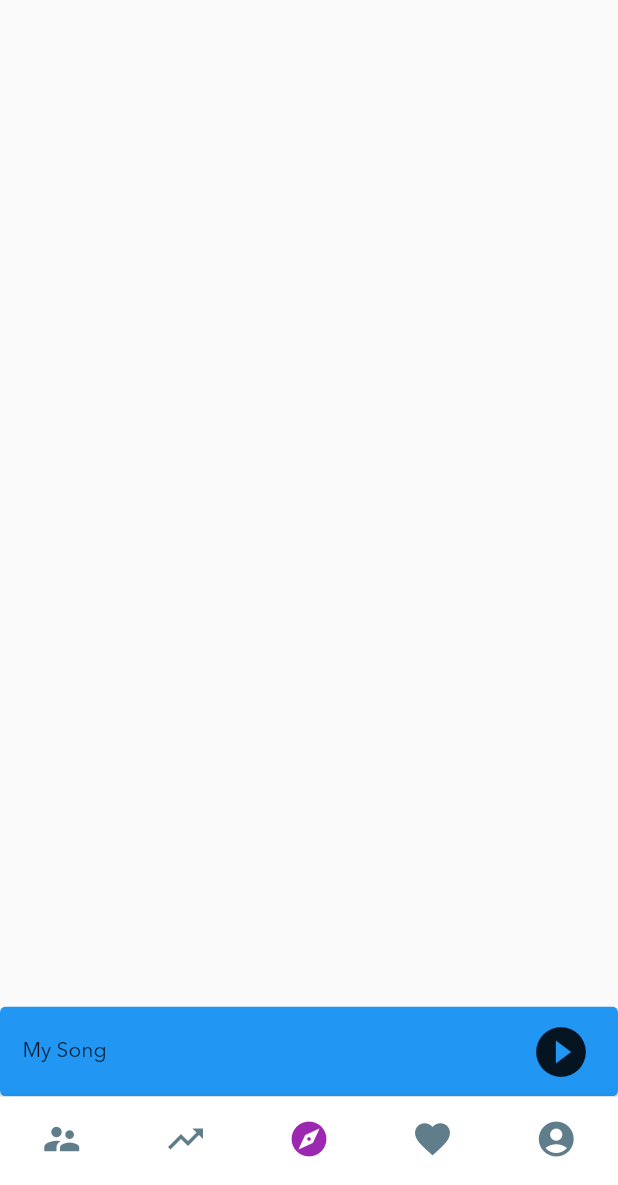
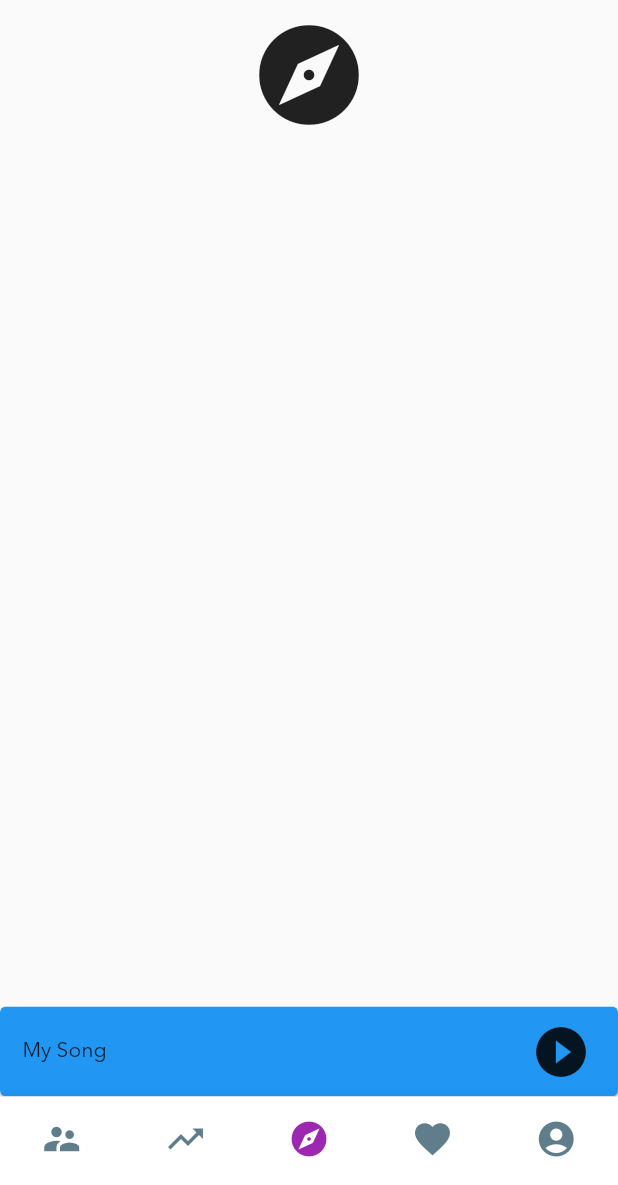
Before and after one commit to Second-Last/audius_flutter_client, a Flutter app: the screen it shows after launch, item 3 of the bottom bar chosen, after a tap on "AUDIUS", on a phone screen of 412 x 824 dp, the part 51-1236 px from its top. Run offline on Flutter 3.47's test engine with Material 2 defaults, Android fonts, the phone set to English and light mode, and no system bars.

Commit message:
Pop all the way back to start upon tapping title

```diff
--- a/lib/components/search_integrated.dart
+++ b/lib/components/search_integrated.dart
@@ -1,4 +1,5 @@
 import 'package:audius_flutter_client/components/searchbar.dart';
+import '../constants.dart';
 import 'package:flutter/material.dart';
 
 class SearchIntegratedPage extends StatelessWidget {
@@ -9,19 +10,30 @@ class SearchIntegratedPage extends StatelessWidget {
 
   @override
   Widget build(BuildContext context) {
-    return Navigator(onGenerateRoute: (settings) {
+    return Navigator(
+      onGenerateRoute: (settings) {
+        late Widget page;
+
+        if (settings.name == routeMain) {
+          page = _Body(mainContent, _topLevelKey);
+        } else {
+          throw Exception('Unknown route: ${settings.name}');
+        }
+
         return MaterialPageRoute<dynamic>(
-        builder: (context) => _Body(mainContent: mainContent),
+          builder: (context) => page,
           settings: settings,
         );
-    });
+      },
+    );
   }
 }
 
 class _Body extends StatefulWidget {
-  _Body({required this.mainContent});
+  _Body(this._mainContent, this._topLevelKey);
 
-  final Widget mainContent;
+  final Widget _mainContent;
+  final GlobalKey<NavigatorState> _topLevelKey;
 
   @override
   __BodyState createState() => __BodyState();
@@ -36,23 +48,24 @@ class __BodyState extends State<_Body> {
       body: Container(
         height: MediaQuery.of(context).size.height,
         width: MediaQuery.of(context).size.width,
-        child: Column(children: [
-          SearchBar(_navigatorKey),
+        child: Column(
+          children: [
+            SearchBar(_navigatorKey, widget._topLevelKey),
             Expanded(
               child: Navigator(
                 key: _navigatorKey,
-              pages: [],
                 onGenerateRoute: (settings) {
                   return MaterialPageRoute<dynamic>(
                     builder: (context) {
-                    return widget.mainContent;
+                      return SingleChildScrollView(child: widget._mainContent);
                     },
                     settings: settings,
                   );
                 },
               ),
             ),
-        ]),
+          ],
+        ),
       ),
     );
   }
--- a/lib/components/searchbar.dart
+++ b/lib/components/searchbar.dart
@@ -3,9 +3,10 @@ import 'package:flutter/material.dart';
 import '../constants.dart';
 
 class SearchBar extends StatefulWidget {
-  SearchBar(this._navigatorKey);
+  SearchBar(this._navigatorKey, this._topLevelKey);
 
   final GlobalKey<NavigatorState> _navigatorKey;
+  final GlobalKey<NavigatorState> _topLevelKey;
 
   @override
   _SearchBarState createState() => _SearchBarState();
@@ -99,7 +100,9 @@ class _SearchBarState extends State<SearchBar> with TickerProviderStateMixin {
                     color: audiusColor,
                   ),
                 ),
-                onTap: () => widget._navigatorKey.currentState!.pop()
+                onTap: () => widget._navigatorKey.currentState!.popUntil(ModalRoute.withName('/')),
+                // Bruh I don't even know why this works... Figure this out!
+                // Shouldn't the route '/' be one layer above?????
               ),
             ),
           ),
--- a/lib/constants.dart
+++ b/lib/constants.dart
@@ -56,7 +56,7 @@ const app_name = 'Audius Flutter Client';
   Math related
 */
 double cosineCurve (double value) {
-  return (1 / 8) * cos(2 * pi * value) + 7 / 8;
+  return (1 / 10) * cos(2 * pi * value) + 9 / 10;
 }
 
 
```
Lines whose indentation alone changed are shown as unchanged.
